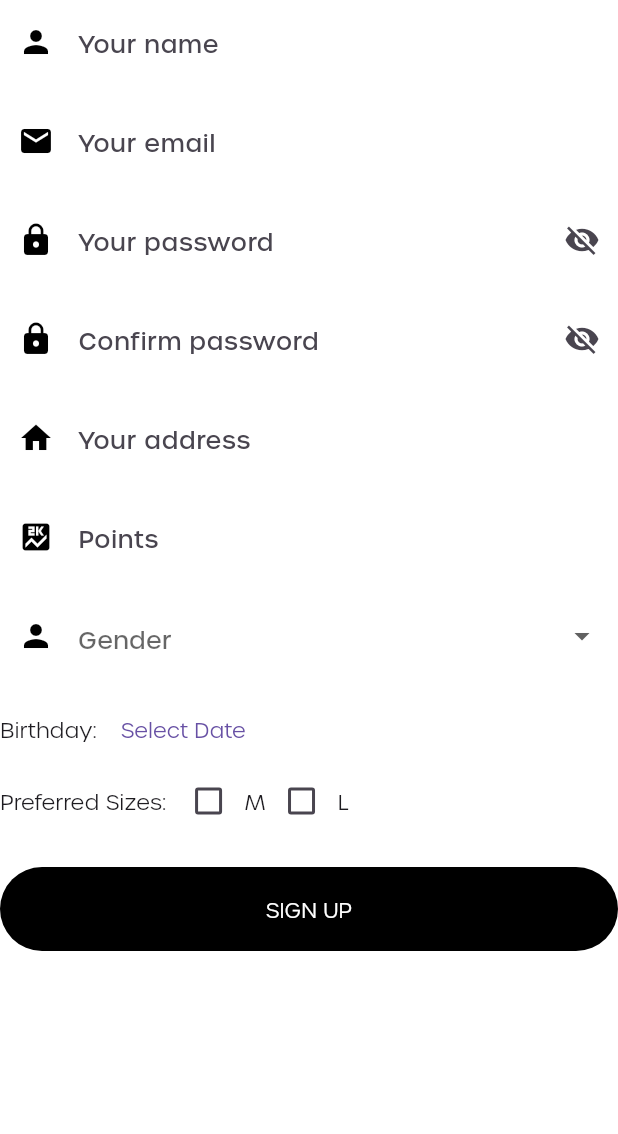
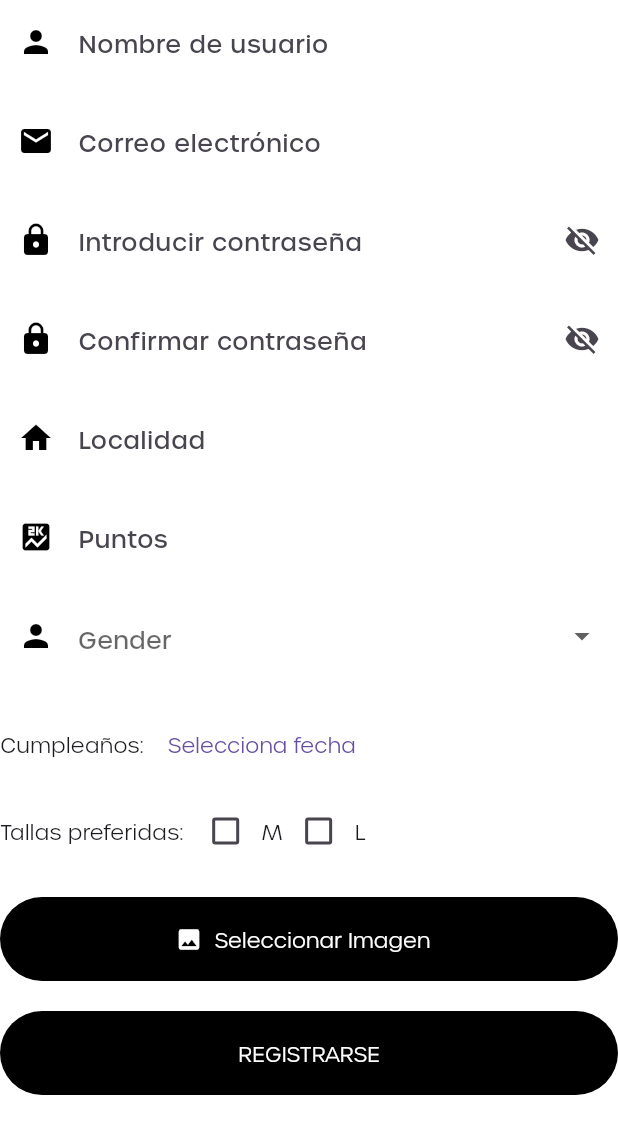
Before and after one commit to SwappyUPV/Swappy-Front, a Flutter app: the SignUpForm widget shown alone on an empty page, opened directly, on a phone screen of 412 x 824 dp. Shown: the top 1134 px of the screen. Run offline on Flutter 3.47's test engine with Material 3 defaults, Android fonts, the phone set to English and light mode, and no system bars; our stand-ins replace cached_network_image, cloud_firestore, firebase_auth, firebase_core, firebase_storage, flutter_svg and 6 more; accounts and stored records are empty; project files that could hold a hidden picture were left out.

Commit message:
Improved registering screen. Fully functional uploading images

```diff
--- a/lib/features/auth/presentation/widgets/forms/sign_up_form.dart
+++ b/lib/features/auth/presentation/widgets/forms/sign_up_form.dart
@@ -1,6 +1,9 @@
+import 'dart:io';
+
 import 'package:flutter/material.dart';
+import 'package:pin/core/services/create_user_service.dart';
 import '../../screens/login_screen.dart';
-import 'package:pin/core/services/authentication_service.dart'; // Your AuthMethod class
+import 'package:pin/features/add_product/presentation/widgets/image_picker.dart'; // Import ImagePickerWidget
 
 class SignUpForm extends StatefulWidget {
   const SignUpForm({super.key});
@@ -16,7 +19,7 @@ class _SignUpFormState extends State<SignUpForm> {
   final TextEditingController _nameController = TextEditingController();
   final TextEditingController _addressController = TextEditingController();
   final TextEditingController _pointsController = TextEditingController();
-  final AuthMethod _authMethod = AuthMethod();
+  final CreateUserService _createUserService = CreateUserService();
   final _formKey = GlobalKey<FormState>();
 
   DateTime? _selectedBirthday;
@@ -24,6 +27,174 @@ class _SignUpFormState extends State<SignUpForm> {
   List<String> preferredSizes = [];
   bool _showPassword = false;
   bool _showConfirmPassword = false;
+  dynamic _pickedImage;
+
+  @override
+  Widget build(BuildContext context) {
+    return Form(
+      key: _formKey,
+      child: Column(
+        children: [
+          TextFormField(
+            controller: _nameController,
+            decoration: const InputDecoration(
+              hintText: "Nombre de usuario",
+              prefixIcon: Icon(Icons.person),
+            ),
+          ),
+          const SizedBox(height: 10),
+          TextFormField(
+            controller: _emailController,
+            keyboardType: TextInputType.emailAddress,
+            decoration: const InputDecoration(
+              hintText: "Correo electrónico",
+              prefixIcon: Icon(Icons.email),
+            ),
+          ),
+          const SizedBox(height: 10),
+          TextFormField(
+            controller: _passwordController,
+            obscureText: !_showPassword,
+            decoration: InputDecoration(
+              hintText: "Introducir contraseña",
+              prefixIcon: const Icon(Icons.lock),
+              suffixIcon: IconButton(
+                icon: Icon(_showPassword ? Icons.visibility : Icons.visibility_off),
+                onPressed: () {
+                  setState(() {
+                    _showPassword = !_showPassword;
+                  });
+                },
+              ),
+            ),
+          ),
+          const SizedBox(height: 10),
+          TextFormField(
+            controller: _confirmPasswordController,
+            obscureText: !_showConfirmPassword,
+            decoration: InputDecoration(
+              hintText: "Confirmar contraseña",
+              prefixIcon: const Icon(Icons.lock),
+              suffixIcon: IconButton(
+                icon: Icon(_showConfirmPassword ? Icons.visibility : Icons.visibility_off),
+                onPressed: () {
+                  setState(() {
+                    _showConfirmPassword = !_showConfirmPassword;
+                  });
+                },
+              ),
+            ),
+          ),
+          const SizedBox(height: 10),
+          TextFormField(
+            controller: _addressController,
+            decoration: const InputDecoration(
+              hintText: "Localidad",
+              prefixIcon: Icon(Icons.home),
+            ),
+          ),
+          const SizedBox(height: 10),
+          TextFormField(
+            controller: _pointsController,
+            keyboardType: TextInputType.number,
+            decoration: const InputDecoration(
+              hintText: "Puntos",
+              prefixIcon: Icon(Icons.score),
+            ),
+          ),
+          const SizedBox(height: 10),
+          DropdownButtonFormField<String>(
+            value: _selectedGender,
+            decoration: const InputDecoration(
+              hintText: "Gender",
+              prefixIcon: Icon(Icons.person),
+            ),
+            items: ['Hombre', 'Mujer', 'Otro']
+                .map((gender) => DropdownMenuItem(
+              value: gender,
+              child: Text(gender),
+            ))
+                .toList(),
+            onChanged: (String? newValue) {
+              setState(() {
+                _selectedGender = newValue;
+              });
+            },
+          ),
+          const SizedBox(height: 10),
+          const SizedBox(height: 10),
+          Row(
+            children: [
+              const Text("Cumpleaños: "),
+              TextButton(
+                onPressed: _pickBirthday,
+                child: Text(_selectedBirthday == null
+                    ? "Selecciona fecha"
+                    : "${_selectedBirthday!.toLocal()}".split(' ')[0]),
+              ),
+            ],
+          ),
+          const SizedBox(height: 10),
+          Row(
+            children: [
+              const Text("Tallas preferidas: "),
+              Checkbox(
+                value: preferredSizes.contains("M"),
+                onChanged: (bool? value) {
+                  setState(() {
+                    if (value == true) {
+                      preferredSizes.add("M");
+                    } else {
+                      preferredSizes.remove("M");
+                    }
+                  });
+                },
+              ),
+              const Text("M"),
+              Checkbox(
+                value: preferredSizes.contains("L"),
+                onChanged: (bool? value) {
+                  setState(() {
+                    if (value == true) {
+                      preferredSizes.add("L");
+                    } else {
+                      preferredSizes.remove("L");
+                    }
+                  });
+                },
+              ),
+              const Text("L"),
+            ],
+          ),
+          const SizedBox(height: 20),
+          ImagePickerWidget(
+            pickedImage: _pickedImage,
+            onImagePicked: (image) {
+              setState(() {
+                _pickedImage = image;
+              });
+            },
+          ),
+          const SizedBox(height: 20),
+          ElevatedButton(
+            onPressed: () => signUpUser(context),
+            child: Text("Registrarse".toUpperCase()),
+          ),
+        ],
+      ),
+    );
+  }
+
+  @override
+  void dispose() {
+    _emailController.dispose();
+    _passwordController.dispose();
+    _confirmPasswordController.dispose();
+    _nameController.dispose();
+    _addressController.dispose();
+    _pointsController.dispose();
+    super.dispose();
+  }
 
   void _pickBirthday() async {
     DateTime? pickedDate = await showDatePicker(
@@ -62,7 +233,14 @@ class _SignUpFormState extends State<SignUpForm> {
         return;
       }
 
-      String res = await _authMethod.signupUser(
+      if (_pickedImage == null) {
+        ScaffoldMessenger.of(context).showSnackBar(
+          const SnackBar(content: Text('Por favor, seleccione una imagen')),
+        );
+        return;
+      }
+
+      String res = await _createUserService.createUser(
         email: _emailController.text,
         password: _passwordController.text,
         additionalData: {
@@ -70,20 +248,19 @@ class _SignUpFormState extends State<SignUpForm> {
           'address': _addressController.text,
           'birthday': _selectedBirthday,
           'gender': _selectedGender,
-          'points': _pointsController.text,
+          'points': int.parse(_pointsController.text),
           'preferredSizes': preferredSizes,
-          'profilePicture': "assets/images/user_3.png",
         },
+        profileImage: _pickedImage,
       );
-      print("Sign Up Response: $res");
 
       if (res == "success") {
         showDialog(
           context: context,
           builder: (BuildContext context) {
             return AlertDialog(
-              title: const Text("Success"),
-              content: const Text("Successfully Signed Up!"),
+              title: const Text("Éxito"),
+              content: const Text("Registrado con éxito!"),
               actions: <Widget>[
                 TextButton(
                   onPressed: () {
@@ -122,160 +299,4 @@ class _SignUpFormState extends State<SignUpForm> {
       }
     }
   }
-
-  @override
-  Widget build(BuildContext context) {
-    return Form(
-      key: _formKey,
-      child: Column(
-        children: [
-          TextFormField(
-            controller: _nameController,
-            decoration: const InputDecoration(
-              hintText: "Your name",
-              prefixIcon: Icon(Icons.person),
-            ),
-          ),
-          const SizedBox(height: 10),
-          TextFormField(
-            controller: _emailController,
-            keyboardType: TextInputType.emailAddress,
-            decoration: const InputDecoration(
-              hintText: "Your email",
-              prefixIcon: Icon(Icons.email),
-            ),
-          ),
-          const SizedBox(height: 10),
-          TextFormField(
-            controller: _passwordController,
-            obscureText: !_showPassword,
-            decoration: InputDecoration(
-              hintText: "Your password",
-              prefixIcon: const Icon(Icons.lock),
-              suffixIcon: IconButton(
-                icon: Icon(_showPassword ? Icons.visibility : Icons.visibility_off),
-                onPressed: () {
-                  setState(() {
-                    _showPassword = !_showPassword;
-                  });
-                },
-              ),
-            ),
-          ),
-          const SizedBox(height: 10),
-          TextFormField(
-            controller: _confirmPasswordController,
-            obscureText: !_showConfirmPassword,
-            decoration: InputDecoration(
-              hintText: "Confirm password",
-              prefixIcon: const Icon(Icons.lock),
-              suffixIcon: IconButton(
-                icon: Icon(_showConfirmPassword ? Icons.visibility : Icons.visibility_off),
-                onPressed: () {
-                  setState(() {
-                    _showConfirmPassword = !_showConfirmPassword;
-                  });
-                },
-              ),
-            ),
-          ),
-          const SizedBox(height: 10),
-          TextFormField(
-            controller: _addressController,
-            decoration: const InputDecoration(
-              hintText: "Your address",
-              prefixIcon: Icon(Icons.home),
-            ),
-          ),
-          const SizedBox(height: 10),
-          TextFormField(
-            controller: _pointsController,
-            keyboardType: TextInputType.number,
-            decoration: const InputDecoration(
-              hintText: "Points",
-              prefixIcon: Icon(Icons.score),
-            ),
-          ),
-          const SizedBox(height: 10),
-          DropdownButtonFormField<String>(
-            value: _selectedGender,
-            decoration: const InputDecoration(
-              hintText: "Gender",
-              prefixIcon: Icon(Icons.person),
-            ),
-            items: ['Male', 'Female', 'Other']
-                .map((gender) => DropdownMenuItem(
-              value: gender,
-              child: Text(gender),
-            ))
-                .toList(),
-            onChanged: (String? newValue) {
-              setState(() {
-                _selectedGender = newValue;
-              });
-            },
-          ),
-          const SizedBox(height: 10),
-          Row(
-            children: [
-              const Text("Birthday: "),
-              TextButton(
-                onPressed: _pickBirthday,
-                child: Text(_selectedBirthday == null
-                    ? "Select Date"
-                    : "${_selectedBirthday!.toLocal()}".split(' ')[0]),
-              ),
-            ],
-          ),
-          Row(
-            children: [
-              const Text("Preferred Sizes: "),
-              Checkbox(
-                value: preferredSizes.contains("M"),
-                onChanged: (bool? value) {
-                  setState(() {
-                    if (value == true) {
-                      preferredSizes.add("M");
-                    } else {
-                      preferredSizes.remove("M");
-                    }
-                  });
-                },
-              ),
-              const Text("M"),
-              Checkbox(
-                value: preferredSizes.contains("L"),
-                onChanged: (bool? value) {
-                  setState(() {
-                    if (value == true) {
-                      preferredSizes.add("L");
-                    } else {
-                      preferredSizes.remove("L");
-                    }
-                  });
-                },
-              ),
-              const Text("L"),
-            ],
-          ),
-          const SizedBox(height: 20),
-          ElevatedButton(
-            onPressed: () => signUpUser(context),
-            child: Text("Sign Up".toUpperCase()),
-          ),
-        ],
-      ),
-    );
-  }
-
-  @override
-  void dispose() {
-    _emailController.dispose();
-    _passwordController.dispose();
-    _confirmPasswordController.dispose();
-    _nameController.dispose();
-    _addressController.dispose();
-    _pointsController.dispose();
-    super.dispose();
-  }
 }
--- a/lib/features/welcome/widgets/welcome_image.dart
+++ b/lib/features/welcome/widgets/welcome_image.dart
@@ -13,7 +13,7 @@ class WelcomeImage extends StatelessWidget {
     return Column(
       children: [
         const Text(
-          "WELCOME TO SWAPPY",
+          "Bienvenido a Swappy",
           style: TextStyle(fontWeight: FontWeight.bold),
         ),
         const SizedBox(height: defaultPadding * 2),
@@ -22,9 +22,7 @@ class WelcomeImage extends StatelessWidget {
             const Spacer(),
             Expanded(
               flex: 8,
-              child: SvgPicture.asset(
-                "assets/icons/chat.svg",
-              ),
+              child: Image.asset("swappy.png"),
             ),
             const Spacer(),
           ],
```
Also changed, not shown: lib/core/services/create_user_service.dart (added, +73 -0 lines), lib/features/auth/presentation/widgets/components/sign_up_top_image.dart (+2 -5 lines), assets/images/users/Holly_barb.png (added), assets/images/users/adriespii.png (added), assets/images/users/arikonia.png (added), assets/images/users/bryan_0pium.png (added), assets/images/users/mariaysalva.png (added), assets/images/users/mireiaaa8.png (added), assets/images/users/nananacho11.png (added), assets/images/users/nooe_ago09.png (added).
